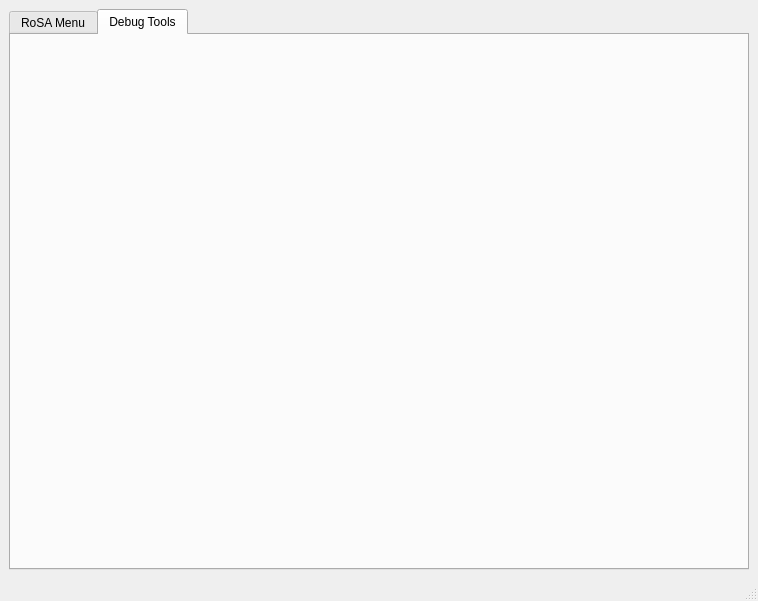
First picture: the form in RoSA_Monitor/rosawindow.ui, repository PabloNH00/RoSA_Monitor, before the edit.
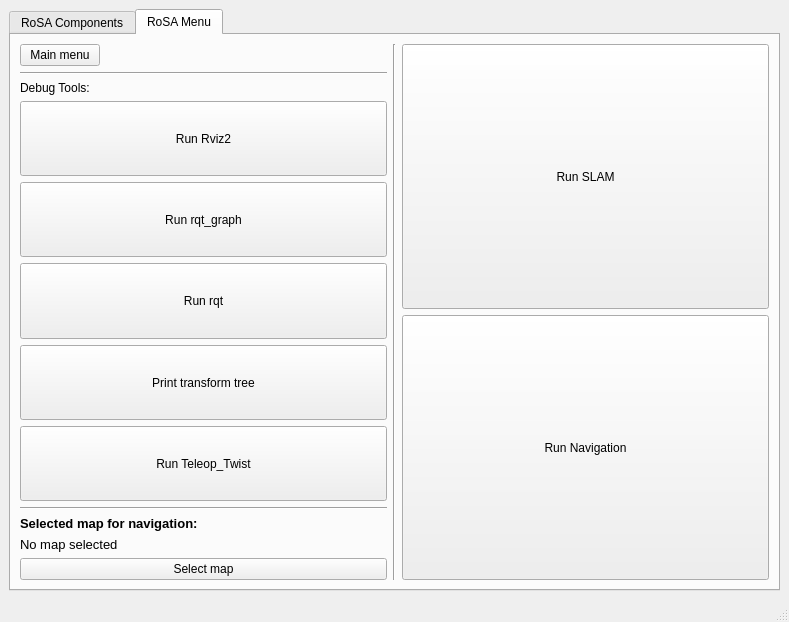
Second picture: the form after the edit. The open tabs and pages were chosen to show the change.

Commit message: First version of RoSA Menu, release included

```diff
--- a/RoSA_Monitor/rosawindow.ui
+++ b/RoSA_Monitor/rosawindow.ui
@@ -6,8 +6,8 @@
    <rect>
     <x>0</x>
     <y>0</y>
-    <width>758</width>
-    <height>601</height>
+    <width>789</width>
+    <height>622</height>
    </rect>
   </property>
   <property name="windowTitle">
@@ -22,7 +22,7 @@
       </property>
       <widget class="QWidget" name="tabRosaMenu">
        <attribute name="title">
-        <string>RoSA Menu</string>
+        <string>RoSA Components</string>
        </attribute>
        <widget class="QPushButton" name="firmwareButton">
         <property name="geometry">
@@ -59,8 +59,225 @@
       </widget>
       <widget class="QWidget" name="tabDebugTools">
        <attribute name="title">
-        <string>Debug Tools</string>
+        <string>RoSA Menu</string>
        </attribute>
+       <layout class="QGridLayout" name="gridLayout_2">
+        <item row="0" column="0">
+         <layout class="QHBoxLayout" name="horizontalLayout_3">
+          <item>
+           <layout class="QVBoxLayout" name="verticalLayout_2">
+            <item>
+             <layout class="QVBoxLayout" name="verticalLayout_3">
+              <item>
+               <widget class="QPushButton" name="mainMenuButton_2">
+                <property name="sizePolicy">
+                 <sizepolicy hsizetype="Maximum" vsizetype="Maximum">
+                  <horstretch>0</horstretch>
+                  <verstretch>0</verstretch>
+                 </sizepolicy>
+                </property>
+                <property name="text">
+                 <string>Main menu</string>
+                </property>
+               </widget>
+              </item>
+              <item>
+               <widget class="Line" name="line_2">
+                <property name="orientation">
+                 <enum>Qt::Horizontal</enum>
+                </property>
+               </widget>
+              </item>
+              <item>
+               <layout class="QVBoxLayout" name="verticalLayout">
+                <item>
+                 <widget class="QLabel" name="label">
+                  <property name="sizePolicy">
+                   <sizepolicy hsizetype="Preferred" vsizetype="Maximum">
+                    <horstretch>0</horstretch>
+                    <verstretch>0</verstretch>
+                   </sizepolicy>
+                  </property>
+                  <property name="text">
+                   <string>Debug Tools:</string>
+                  </property>
+                 </widget>
+                </item>
+                <item>
+                 <widget class="QPushButton" name="RvizzButton">
+                  <property name="sizePolicy">
+                   <sizepolicy hsizetype="Minimum" vsizetype="Minimum">
+                    <horstretch>0</horstretch>
+                    <verstretch>0</verstretch>
+                   </sizepolicy>
+                  </property>
+                  <property name="text">
+                   <string>Run Rviz2</string>
+                  </property>
+                  <property name="checkable">
+                   <bool>true</bool>
+                  </property>
+                 </widget>
+                </item>
+                <item>
+                 <widget class="QPushButton" name="graphButton">
+                  <property name="sizePolicy">
+                   <sizepolicy hsizetype="Minimum" vsizetype="Minimum">
+                    <horstretch>0</horstretch>
+                    <verstretch>0</verstretch>
+                   </sizepolicy>
+                  </property>
+                  <property name="text">
+                   <string>Run rqt_graph</string>
+                  </property>
+                  <property name="checkable">
+                   <bool>true</bool>
+                  </property>
+                 </widget>
+                </item>
+                <item>
+                 <widget class="QPushButton" name="rqtButton">
+                  <property name="sizePolicy">
+                   <sizepolicy hsizetype="Minimum" vsizetype="Minimum">
+                    <horstretch>0</horstretch>
+                    <verstretch>0</verstretch>
+                   </sizepolicy>
+                  </property>
+                  <property name="text">
+                   <string>Run rqt</string>
+                  </property>
+                  <property name="checkable">
+                   <bool>true</bool>
+                  </property>
+                 </widget>
+                </item>
+                <item>
+                 <widget class="QPushButton" name="viewFramesButton">
+                  <property name="sizePolicy">
+                   <sizepolicy hsizetype="Minimum" vsizetype="Minimum">
+                    <horstretch>0</horstretch>
+                    <verstretch>0</verstretch>
+                   </sizepolicy>
+                  </property>
+                  <property name="text">
+                   <string>Print transform tree</string>
+                  </property>
+                 </widget>
+                </item>
+                <item>
+                 <widget class="QPushButton" name="TeleopButton">
+                  <property name="sizePolicy">
+                   <sizepolicy hsizetype="Minimum" vsizetype="Minimum">
+                    <horstretch>0</horstretch>
+                    <verstretch>0</verstretch>
+                   </sizepolicy>
+                  </property>
+                  <property name="text">
+                   <string>Run Teleop_Twist</string>
+                  </property>
+                  <property name="checkable">
+                   <bool>true</bool>
+                  </property>
+                 </widget>
+                </item>
+               </layout>
+              </item>
+             </layout>
+            </item>
+            <item>
+             <widget class="Line" name="line_3">
+              <property name="orientation">
+               <enum>Qt::Horizontal</enum>
+              </property>
+             </widget>
+            </item>
+            <item>
+             <widget class="QLabel" name="label_2">
+              <property name="sizePolicy">
+               <sizepolicy hsizetype="Preferred" vsizetype="Fixed">
+                <horstretch>0</horstretch>
+                <verstretch>0</verstretch>
+               </sizepolicy>
+              </property>
+              <property name="text">
+               <string>&lt;html&gt;&lt;head/&gt;&lt;body&gt;&lt;p&gt;&lt;span style=&quot; font-size:10pt; font-weight:600;&quot;&gt;Selected map for navigation:&lt;/span&gt;&lt;/p&gt;&lt;/body&gt;&lt;/html&gt;</string>
+              </property>
+             </widget>
+            </item>
+            <item>
+             <widget class="QLabel" name="mapLabel">
+              <property name="sizePolicy">
+               <sizepolicy hsizetype="Preferred" vsizetype="Fixed">
+                <horstretch>0</horstretch>
+                <verstretch>0</verstretch>
+               </sizepolicy>
+              </property>
+              <property name="text">
+               <string>&lt;html&gt;&lt;head/&gt;&lt;body&gt;&lt;p&gt;&lt;span style=&quot; font-size:10pt;&quot;&gt;No map selected&lt;/span&gt;&lt;/p&gt;&lt;/body&gt;&lt;/html&gt;</string>
+              </property>
+             </widget>
+            </item>
+            <item>
+             <widget class="QPushButton" name="selectMapButton">
+              <property name="maximumSize">
+               <size>
+                <width>550</width>
+                <height>16777215</height>
+               </size>
+              </property>
+              <property name="text">
+               <string>Select map</string>
+              </property>
+             </widget>
+            </item>
+           </layout>
+          </item>
+          <item>
+           <widget class="Line" name="line">
+            <property name="orientation">
+             <enum>Qt::Vertical</enum>
+            </property>
+           </widget>
+          </item>
+          <item>
+           <layout class="QVBoxLayout" name="verticalLayout_7">
+            <item>
+             <widget class="QPushButton" name="SlamButton">
+              <property name="sizePolicy">
+               <sizepolicy hsizetype="Minimum" vsizetype="Preferred">
+                <horstretch>0</horstretch>
+                <verstretch>0</verstretch>
+               </sizepolicy>
+              </property>
+              <property name="text">
+               <string>Run SLAM</string>
+              </property>
+              <property name="checkable">
+               <bool>true</bool>
+              </property>
+             </widget>
+            </item>
+            <item>
+             <widget class="QPushButton" name="navigationButton">
+              <property name="sizePolicy">
+               <sizepolicy hsizetype="Minimum" vsizetype="Preferred">
+                <horstretch>0</horstretch>
+                <verstretch>0</verstretch>
+               </sizepolicy>
+              </property>
+              <property name="text">
+               <string>Run Navigation</string>
+              </property>
+              <property name="checkable">
+               <bool>true</bool>
+              </property>
+             </widget>
+            </item>
+           </layout>
+          </item>
+         </layout>
+        </item>
+       </layout>
       </widget>
      </widget>
     </item>
```
Left out of the diff: 128 changed lines with no effect on the pictures. The commit also changes 43 other files.
